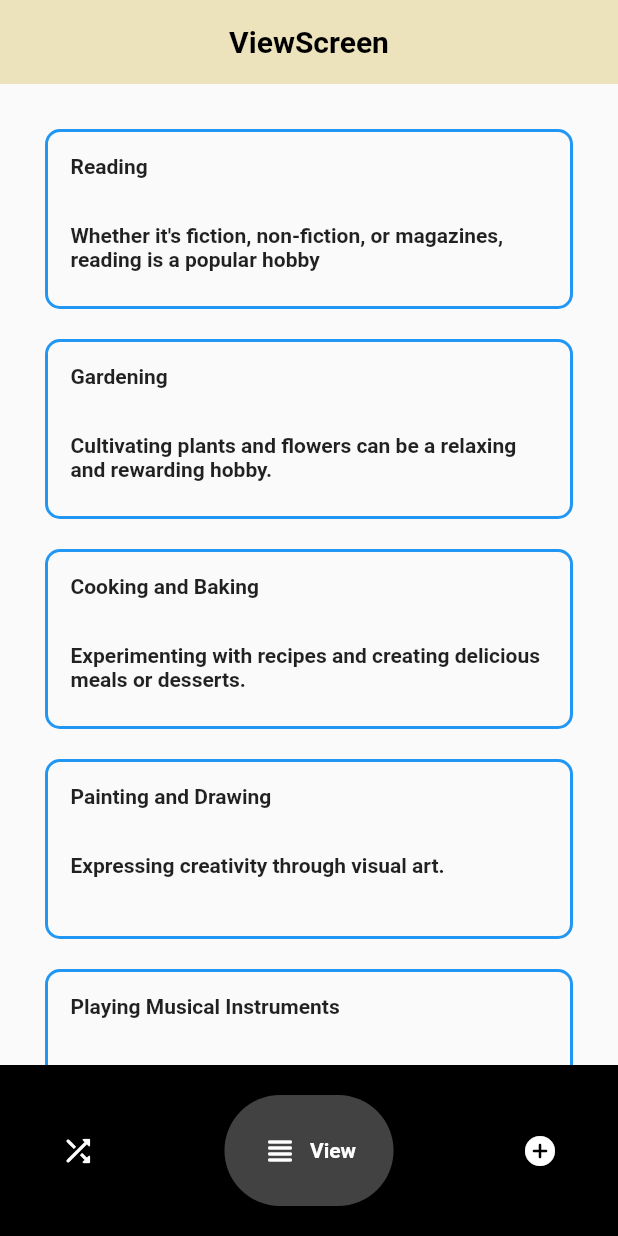
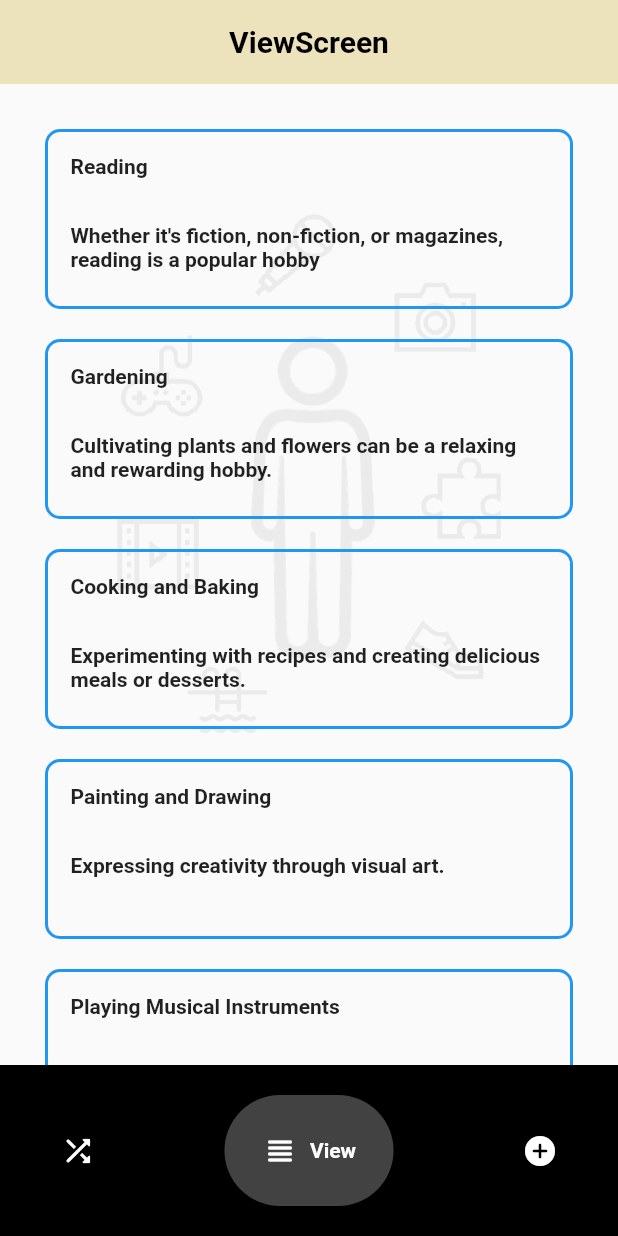
Before and after one commit to AnJasid/hobby_picker, a Flutter app: the screen it shows after launch, item 2 of the bottom bar chosen, on a phone screen of 412 x 824 dp. Run offline on Flutter 3.47's test engine with Material 2 defaults, Android fonts, the phone set to English and light mode, and no system bars; drawn by our look-alikes of google_nav_bar.

Commit message:
update on view_screen.dart: add new background image

```diff
--- a/lib/screens/home_screen.dart
+++ b/lib/screens/home_screen.dart
@@ -76,7 +76,7 @@
         decoration: const BoxDecoration(
           image: DecorationImage(
             image: AssetImage('assets/images/bg.png'),
-            opacity: 0.08,
+            opacity: 0.06,
             fit: BoxFit.cover,
           ),
         ),
--- a/lib/screens/view_screen/view_screen.dart
+++ b/lib/screens/view_screen/view_screen.dart
@@ -19,7 +19,17 @@
           ),
         ),
       ),
-      body: const HobbyList(),
+      body: Container(
+          width: double.infinity,
+          height: double.infinity,
+          decoration: const BoxDecoration(
+            image: DecorationImage(
+              image: AssetImage('assets/images/bg.png'),
+              opacity: 0.06,
+              fit: BoxFit.cover,
+            ),
+          ),
+          child: const HobbyList()),
     );
   }
 }
```
